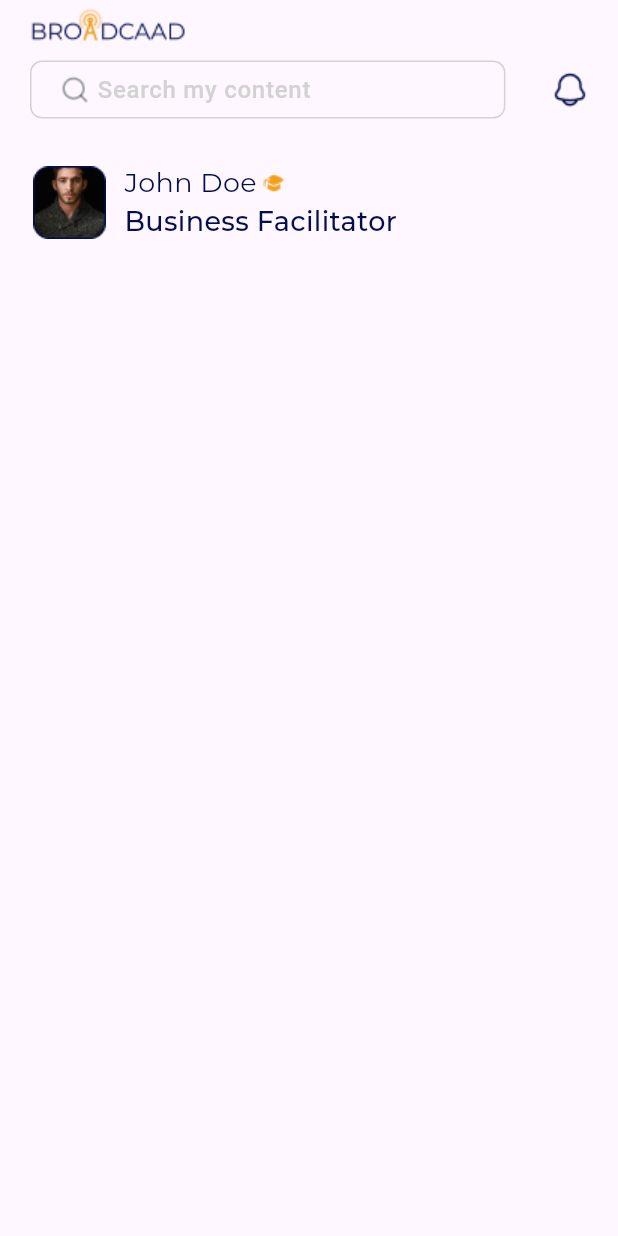
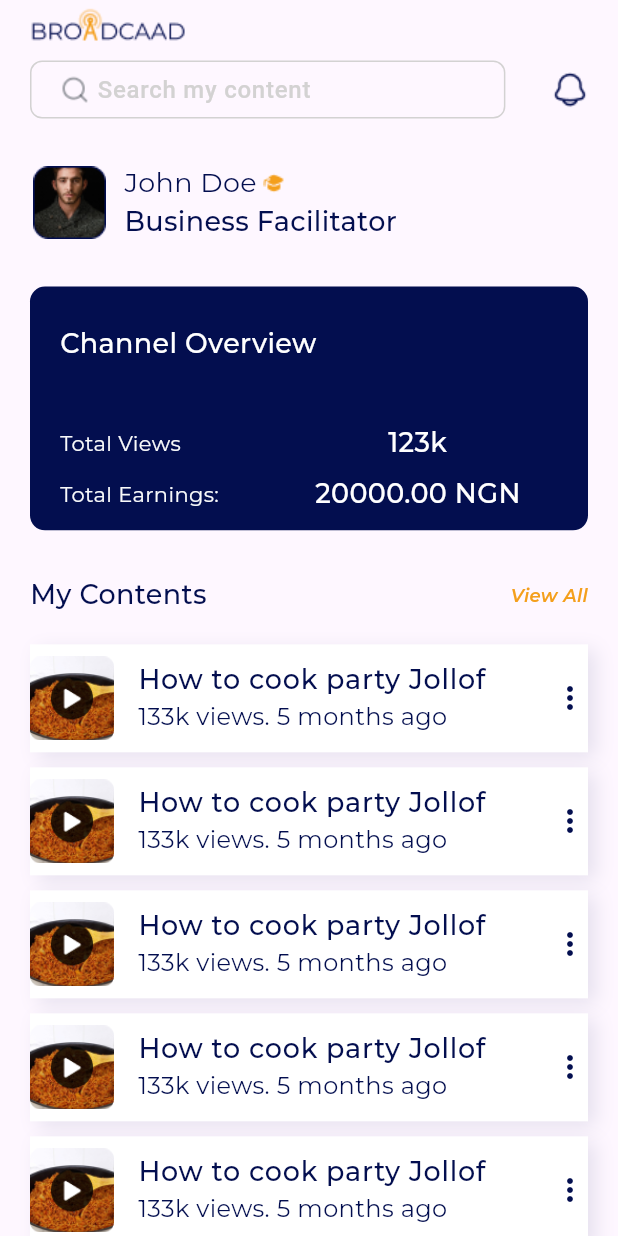
Before and after one commit to thenaijadev/facilitator_, a Flutter app: the HomeScreenTwo screen opened by its route, on a phone screen of 412 x 824 dp. Run offline on Flutter 3.47's test engine with Material 3 defaults, Android fonts, the phone set to English and light mode, and no system bars; our stand-ins replace animated_splash_screen, bloc, dio, equatable, flutter_native_splash, google_fonts and 1 more.

Commit message:
home screen two

```diff
--- a/lib/core/widgets/text_widget.dart
+++ b/lib/core/widgets/text_widget.dart
@@ -13,7 +13,8 @@ class TextWidget extends StatelessWidget {
       this.overflow,
       this.onTap,
       this.textDecoration,
-      this.letterSpacing});
+      this.letterSpacing,
+      this.fontStyle});
   final String text;
   final double fontSize;
   final FontWeight fontWeight;
@@ -23,6 +24,7 @@ class TextWidget extends StatelessWidget {
   final TextOverflow? overflow;
   final double? letterSpacing;
   final TextDecoration? textDecoration;
+  final FontStyle? fontStyle;
   @override
   Widget build(BuildContext context) {
     return GestureDetector(
@@ -32,6 +34,7 @@ class TextWidget extends StatelessWidget {
         textAlign: textAlign,
         overflow: overflow,
         style: GoogleFonts.montserrat(
+            fontStyle: fontStyle,
             color: color,
             decoration: textDecoration,
             fontSize: fontSize,
--- a/lib/features/auth/presentation/screens/home_screen_two.dart
+++ b/lib/features/auth/presentation/screens/home_screen_two.dart
@@ -1,3 +1,7 @@
+import 'package:facilitator/core/constants/app_colors.dart';
+import 'package:facilitator/core/widgets/text_widget.dart';
+import 'package:facilitator/features/auth/presentation/widgets/channel_overview_card_widget.dart';
+import 'package:facilitator/features/auth/presentation/widgets/content_list_tile_widget.dart';
 import 'package:facilitator/features/auth/presentation/widgets/navbar_widget.dart';
 import 'package:facilitator/features/auth/presentation/widgets/profile_header_card_widget.dart';
 import 'package:flutter/material.dart';
@@ -23,6 +27,72 @@ class HomeScreenTwo extends StatelessWidget {
                     businesstitle: 'Business Facilitator',
                   ),
                   SizedBox(height: 30),
+                  ChannelOverviewCard(
+                    totalViews: '123k',
+                    totalEarnings: '20000.00 NGN',
+                  ),
+                  SizedBox(height: 30),
+                  Row(
+                    mainAxisAlignment: MainAxisAlignment.spaceBetween,
+                    children: [
+                      TextWidget(
+                        text: 'My Contents',
+                        fontSize: 18,
+                        fontWeight: FontWeight.w500,
+                        color: AppColors.primary,
+                      ),
+                      TextWidget(
+                        text: 'View All',
+                        fontSize: 12,
+                        fontStyle: FontStyle.italic,
+                        fontWeight: FontWeight.w600,
+                        color: Color.fromRGBO(244, 159, 28, 1),
+                      ),
+                    ],
+                  ),
+                  SizedBox(height: 20),
+                  ContentListTile(
+                    numberOfViews: '133k views',
+                    dateUploaded: '5 months ago',
+                    image: 'assets/images/party_jollof.png',
+                    title: 'How to cook party Jollof',
+                  ),
+                  SizedBox(height: 10),
+                  ContentListTile(
+                    numberOfViews: '133k views',
+                    dateUploaded: '5 months ago',
+                    image: 'assets/images/party_jollof.png',
+                    title: 'How to cook party Jollof',
+                  ),
+                  SizedBox(height: 10),
+                  ContentListTile(
+                    numberOfViews: '133k views',
+                    dateUploaded: '5 months ago',
+                    image: 'assets/images/party_jollof.png',
+                    title: 'How to cook party Jollof',
+                  ),
+                  SizedBox(height: 10),
+                  ContentListTile(
+                    numberOfViews: '133k views',
+                    dateUploaded: '5 months ago',
+                    image: 'assets/images/party_jollof.png',
+                    title: 'How to cook party Jollof',
+                  ),
+                  SizedBox(height: 10),
+                  ContentListTile(
+                    numberOfViews: '133k views',
+                    dateUploaded: '5 months ago',
+                    image: 'assets/images/party_jollof.png',
+                    title: 'How to cook party Jollof',
+                  ),
+                  SizedBox(height: 10),
+                  ContentListTile(
+                    numberOfViews: '133k views',
+                    dateUploaded: '5 months ago',
+                    image: 'assets/images/party_jollof.png',
+                    title: 'How to cook party Jollof',
+                  ),
+                  SizedBox(height: 10),
                 ],
               ),
             ),
--- /dev/null
+++ b/lib/features/auth/presentation/widgets/channel_overview_card_widget.dart
@@ -0,0 +1,85 @@
+import 'package:facilitator/core/constants/app_colors.dart';
+import 'package:facilitator/core/utils/size_config.dart';
+import 'package:facilitator/core/widgets/text_widget.dart';
+import 'package:flutter/material.dart';
+
+class ChannelOverviewCard extends StatelessWidget {
+  const ChannelOverviewCard({
+    super.key,
+    required this.totalViews,
+    required this.totalEarnings,
+  });
+
+  final String totalViews;
+  final String totalEarnings;
+
+  @override
+  Widget build(BuildContext context) {
+    return Container(
+      height: SizeConfig.getProportionateScreenHeight(
+          context: context, inputHeight: 168),
+      width: SizeConfig.getProportionateScreenWidth(
+          context: context, inputWidth: 390),
+      padding: const EdgeInsets.only(right: 20, left: 20, top: 25.5),
+      decoration: const BoxDecoration(
+        color: AppColors.primary,
+        borderRadius: BorderRadius.all(
+          Radius.circular(10),
+        ),
+      ),
+      child: Column(
+        crossAxisAlignment: CrossAxisAlignment.start,
+        children: [
+          const TextWidget(
+            text: 'Channel Overview',
+            fontSize: 18,
+            fontWeight: FontWeight.w500,
+            color: Colors.white,
+          ),
+          const SizedBox(height: 40),
+          Padding(
+            padding: const EdgeInsets.only(right: 74.0),
+            child: Row(
+              mainAxisAlignment: MainAxisAlignment.spaceBetween,
+              children: [
+                const TextWidget(
+                  text: 'Total Views',
+                  fontSize: 14,
+                  fontWeight: FontWeight.w400,
+                  color: Color.fromRGBO(248, 249, 250, 1),
+                ),
+                TextWidget(
+                  text: totalViews,
+                  fontSize: 18,
+                  fontWeight: FontWeight.w500,
+                  color: Colors.white,
+                )
+              ],
+            ),
+          ),
+          const SizedBox(height: 8),
+          Padding(
+            padding: const EdgeInsets.only(right: 25.0),
+            child: Row(
+              mainAxisAlignment: MainAxisAlignment.spaceBetween,
+              children: [
+                const TextWidget(
+                  text: 'Total Earnings:',
+                  fontSize: 14,
+                  fontWeight: FontWeight.w400,
+                  color: Color.fromRGBO(248, 249, 250, 1),
+                ),
+                TextWidget(
+                  text: totalEarnings,
+                  fontSize: 18,
+                  fontWeight: FontWeight.w500,
+                  color: Colors.white,
+                )
+              ],
+            ),
+          )
+        ],
+      ),
+    );
+  }
+}
--- /dev/null
+++ b/lib/features/auth/presentation/widgets/content_list_tile_widget.dart
@@ -0,0 +1,54 @@
+import 'package:facilitator/core/constants/app_colors.dart';
+import 'package:facilitator/core/widgets/text_widget.dart';
+import 'package:flutter/material.dart';
+
+class ContentListTile extends StatelessWidget {
+  const ContentListTile({
+    super.key,
+    required this.numberOfViews,
+    required this.dateUploaded,
+    required this.image,
+    required this.title,
+  });
+
+  final String numberOfViews;
+  final String dateUploaded;
+  final String image;
+  final String title;
+
+  @override
+  Widget build(BuildContext context) {
+    return Container(
+      decoration: BoxDecoration(
+        color: Colors.white,
+        boxShadow: const [
+          BoxShadow(
+            color: Color.fromRGBO(3, 14, 79, 0.1),
+            blurRadius: 10,
+            offset: Offset(5, 4),
+          ),
+        ],
+      ),
+      child: ListTile(
+        contentPadding: const EdgeInsets.only(left: 0),
+        leading: Image.asset(image),
+        title: TextWidget(
+          text: title,
+          color: AppColors.primary,
+          fontWeight: FontWeight.w500,
+          fontSize: 18,
+        ),
+        subtitle: TextWidget(
+          text: '$numberOfViews. $dateUploaded',
+          color: AppColors.primary,
+          fontWeight: FontWeight.w400,
+          fontSize: 16,
+        ),
+        trailing: const Icon(
+          Icons.more_vert,
+          color: AppColors.primary,
+        ),
+      ),
+    );
+  }
+}
--- a/lib/features/auth/presentation/widgets/facilitator_card_widget.dart
+++ b/lib/features/auth/presentation/widgets/facilitator_card_widget.dart
@@ -46,7 +46,8 @@ class FacilitatorCard extends StatelessWidget {
             blurRadius: 10,
             offset: Offset(5, 4),
           )
-          ]),
+        ],
+      ),
       child: Column(
         crossAxisAlignment: CrossAxisAlignment.start,
         children: [
```
Also changed, not shown: assets/images/party_jollof.png (added). Lines whose indentation alone changed are shown as unchanged.
